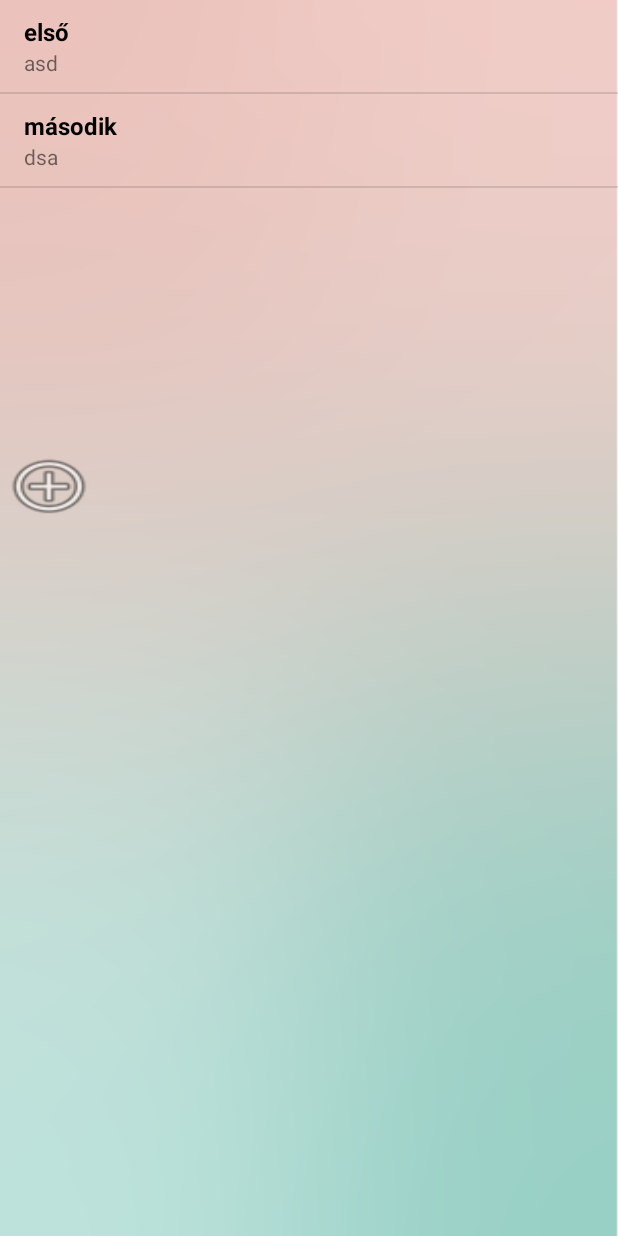
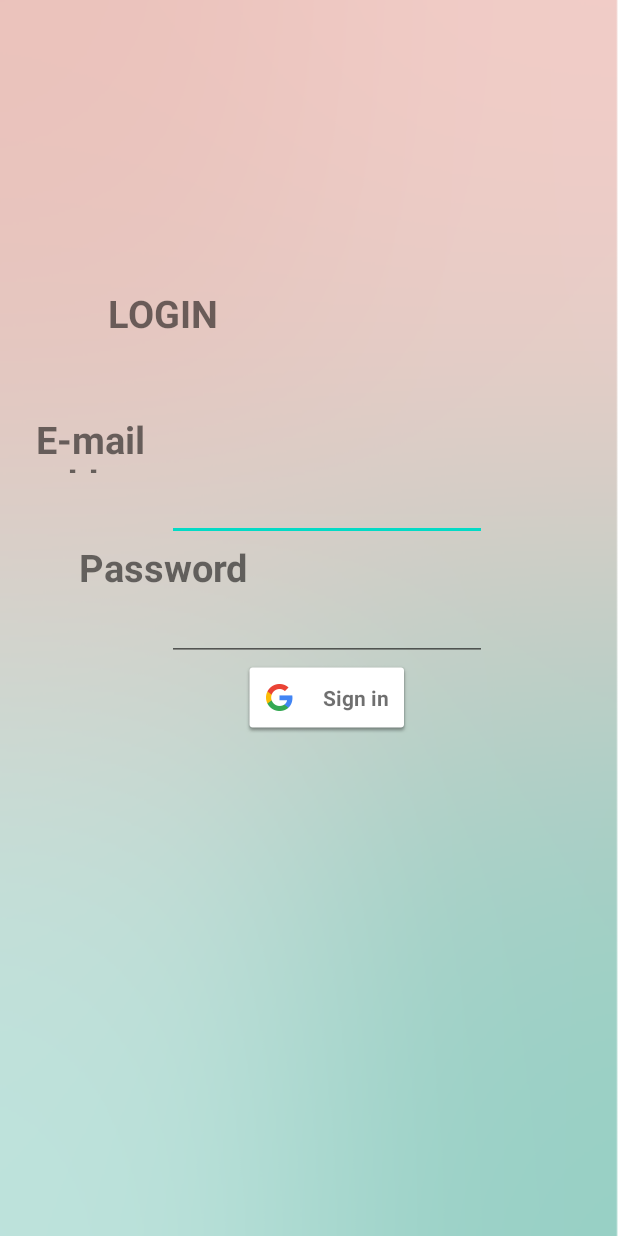
Before and after one commit to kaprinyakdev/ToDoApp_v3, an Android app: the screen it shows after launch (MainActivity before the commit, LoginActivity after it), on a phone screen of 412 x 824 dp. Run offline under Robolectric (Android 15) with nearby library versions, the phone set to English and light mode, and no system bars.

Commit message:
google sing in test

```diff
--- a/app/build.gradle
+++ b/app/build.gradle
@@ -32,4 +32,6 @@ dependencies {
     testImplementation 'junit:junit:4.12'
     androidTestImplementation 'androidx.test.ext:junit:1.1.1'
     androidTestImplementation 'androidx.test.espresso:espresso-core:3.2.0'
+    implementation 'androidx.cardview:cardview:1.0.0'
+    implementation 'com.google.android.gms:play-services-auth:17.0.0'
 }
--- a/app/src/main/AndroidManifest.xml
+++ b/app/src/main/AndroidManifest.xml
@@ -9,10 +9,10 @@
         android:roundIcon="@mipmap/ic_launcher_round"
         android:supportsRtl="true"
         android:theme="@style/AppTheme">
-        <activity android:name=".MainActivity">
+        <activity android:name=".MainActivity"></activity>
+        <activity android:name=".LoginActivity">
             <intent-filter>
                 <action android:name="android.intent.action.MAIN" />
-
                 <category android:name="android.intent.category.LAUNCHER" />
             </intent-filter>
         </activity>
--- /dev/null
+++ b/app/src/main/java/com/example/todoapp_v3/LoginActivity.java
@@ -0,0 +1,18 @@
+package com.example.todoapp_v3;
+
+import android.os.Bundle;
+import androidx.appcompat.app.AppCompatActivity;
+import com.google.android.gms.auth.api.signin.GoogleSignInOptions;
+
+public class LoginActivity extends AppCompatActivity {
+
+    @Override
+    protected void onCreate(Bundle savedInstanceState) {
+        super.onCreate(savedInstanceState);
+        setContentView(R.layout.login);
+
+
+
+
+    }
+}
--- /dev/null
+++ b/app/src/main/res/layout/login.xml
@@ -0,0 +1,73 @@
+<?xml version="1.0" encoding="utf-8"?>
+<androidx.constraintlayout.widget.ConstraintLayout
+    xmlns:android="http://schemas.android.com/apk/res/android"
+    xmlns:app="http://schemas.android.com/apk/res-auto"
+    xmlns:tools="http://schemas.android.com/tools"
+    android:layout_width="match_parent"
+    android:layout_height="match_parent"
+    android:background="@drawable/background">
+
+    <TextView
+        android:id="@+id/textView"
+        style="@style/loginText"
+        android:layout_width="wrap_content"
+        android:layout_height="34dp"
+        android:text="@string/login_text"
+        app:layout_constraintBottom_toBottomOf="parent"
+        app:layout_constraintEnd_toEndOf="parent"
+        app:layout_constraintHorizontal_bias="0.213"
+        app:layout_constraintStart_toStartOf="parent"
+        app:layout_constraintTop_toTopOf="parent"
+        app:layout_constraintVertical_bias="0.242" />
+
+    <TextView
+        android:id="@+id/textView2"
+        style="@style/loginText"
+        android:layout_width="169dp"
+        android:layout_height="40dp"
+        android:layout_marginTop="50dp"
+        android:text="@string/login_email_text"
+        app:layout_constraintEnd_toEndOf="@+id/textView"
+        app:layout_constraintStart_toStartOf="@+id/textView"
+        app:layout_constraintTop_toBottomOf="@+id/textView" />
+
+    <EditText
+        android:id="@+id/editText"
+        android:layout_width="wrap_content"
+        android:layout_height="wrap_content"
+        android:ems="10"
+        android:inputType="textEmailAddress"
+        app:layout_constraintEnd_toEndOf="parent"
+        app:layout_constraintStart_toStartOf="@+id/textView2"
+        app:layout_constraintTop_toBottomOf="@+id/textView2" />
+
+    <TextView
+        android:id="@+id/textView4"
+        style="@style/loginText"
+        android:layout_width="wrap_content"
+        android:layout_height="wrap_content"
+        android:text="@string/login_password_text"
+        app:layout_constraintEnd_toEndOf="@+id/textView2"
+        app:layout_constraintStart_toStartOf="@+id/textView2"
+        app:layout_constraintTop_toBottomOf="@+id/editText" />
+
+    <EditText
+        android:id="@+id/editText2"
+        android:layout_width="wrap_content"
+        android:layout_height="wrap_content"
+        android:ems="10"
+        android:inputType="textPassword"
+        app:layout_constraintEnd_toEndOf="@+id/editText"
+        app:layout_constraintStart_toStartOf="@+id/editText"
+        app:layout_constraintTop_toBottomOf="@+id/textView4" />
+
+    <com.google.android.gms.common.SignInButton
+        android:id="@+id/sign_in_button"
+        android:layout_width="wrap_content"
+        android:layout_height="wrap_content"
+        app:layout_constraintEnd_toEndOf="@+id/editText2"
+        app:layout_constraintStart_toStartOf="@+id/editText2"
+        app:layout_constraintTop_toBottomOf="@+id/editText2"  />
+
+
+</androidx.constraintlayout.widget.ConstraintLayout>
--- a/app/src/main/res/values/strings.xml
+++ b/app/src/main/res/values/strings.xml
@@ -1,4 +1,8 @@
 <resources>
     <string name="app_name">ToDoApp_v3</string>
 
+    <string name="login_text">LOGIN</string>
+    <string name="login_email_text">E-mail address</string>
+    <string name="login_password_text">Password</string>
+
 </resources>
--- a/app/src/main/res/values/styles.xml
+++ b/app/src/main/res/values/styles.xml
@@ -8,4 +8,9 @@
         <item name="colorAccent">@color/colorAccent</item>
     </style>
 
+    <style name="loginText">
+        <item name="android:textSize">25dp</item>
+        <item name="android:textStyle">bold</item>
+    </style>
+
 </resources>
```
